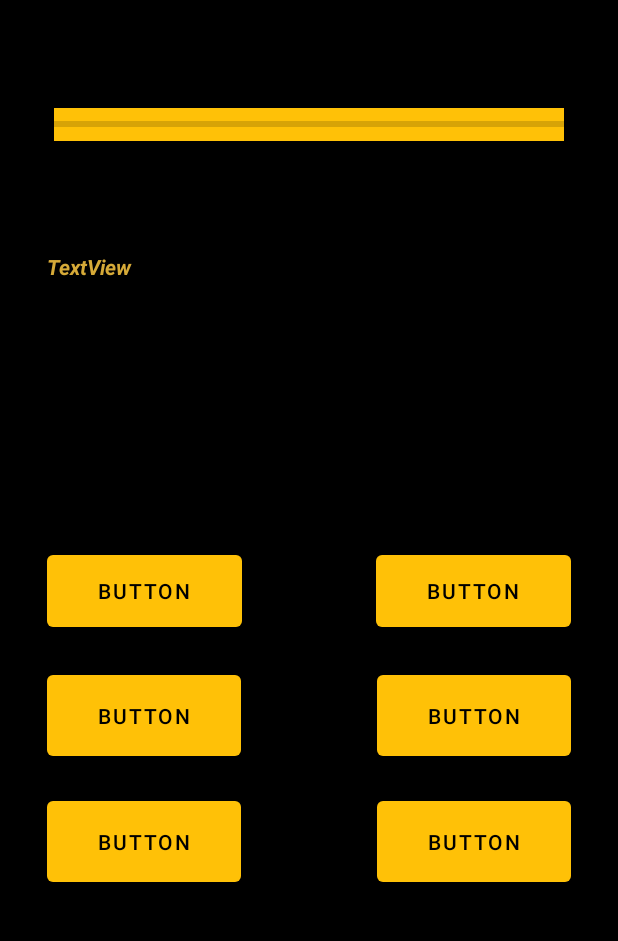
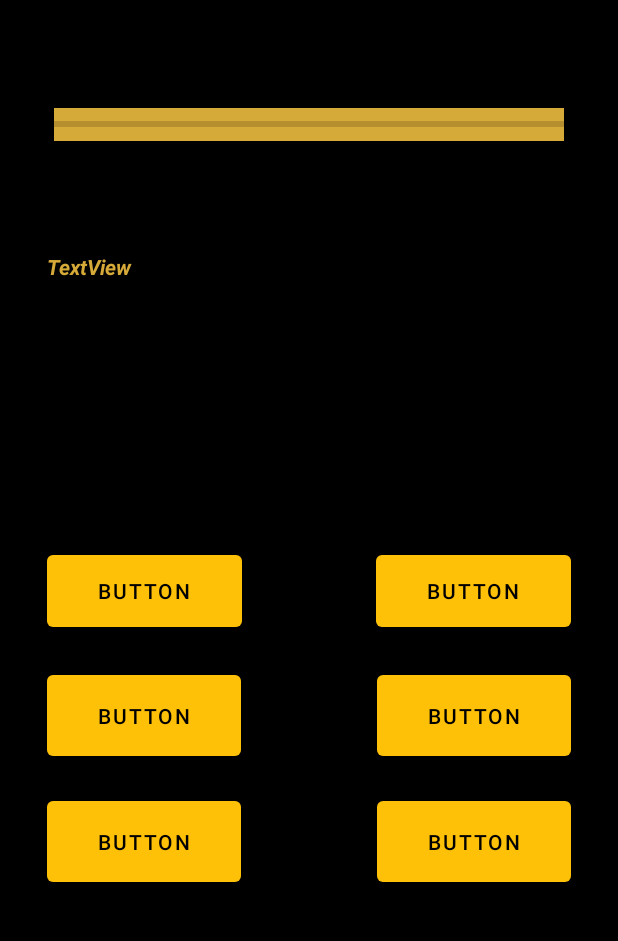
Before and after one commit to huzaifausmani/What_Are_You, an Android app: the screen it shows after launch (MainActivity), on a phone screen of 412 x 824 dp, the part 84-1025 px from its top. Run offline under Robolectric (Android 15) with nearby library versions, the phone set to English and light mode, and no system bars.

```diff
--- a/app/src/main/java/com/example/whatareyou/MainActivity.java
+++ b/app/src/main/java/com/example/whatareyou/MainActivity.java
@@ -3,13 +3,14 @@ package com.example.whatareyou;
 import androidx.appcompat.app.AppCompatActivity;
 
 import android.os.Bundle;
+import android.view.View;
 import android.widget.Button;
 import android.widget.ProgressBar;
 import android.widget.TextView;
 
-public class MainActivity extends AppCompatActivity {
+public class MainActivity extends AppCompatActivity implements View.OnClickListener {
     String[] questions = {"1","2","3","4","5","6","7","8","9","10"},
-    answers1 = {"","","","","",""},
+    answers1 = {"1abc","","","","",""},
     answers2 = {"","","","","",""},
     answers3 = {"","","","","",""},
     answers4 = {"","","","","",""},
@@ -21,12 +22,43 @@ public class MainActivity extends AppCompatActivity {
     answers10 = {"","","","","",""},
     endStatements = {"","","","","",""};
     TextView questionText, endStatementText;
-
     ProgressBar progressBar;
+    int count = 0, introvert = 0, extrovert = 0, antisocial = 0, psychopath = 0, sociopath = 0,
+            amb = 0;
     @Override
     protected void onCreate(Bundle savedInstanceState) {
         super.onCreate(savedInstanceState);
         setContentView(R.layout.activity_main);
+        Button[] options = {(Button)findViewById(R.id.option7), (Button)findViewById(R.id.option2), (Button)findViewById(R.id.option3),
+                (Button)findViewById(R.id.option4), (Button)findViewById(R.id.option5), (Button)findViewById(R.id.option6)};
+        for(int i = 0; i < 6; i++){
+            options[i].setOnClickListener(this);
+        }
+        questionText = findViewById(R.id.questionText);
+        endStatementText = findViewById(R.id.endStatement);
+        progressBar = findViewById(R.id.progressBar);
+        start();
+        reset();
 
     }
+    @Override
+    public void onClick(View view){
+        count++;
+        Button pressedButton = (Button) view;
+        String ourString = pressedButton.getText().toString().substring(0,1);
+        if(ourString == "1"){introvert++;}
+        else if(ourString == "2"){extrovert++;}
+        else if(ourString == "3"){antisocial++;}
+        else if(ourString == "4"){psychopath++;}
+        else if(ourString == "5"){sociopath++;}
+        else if(ourString == "6"){amb++;}
+    }
+    private void reset() {
+    }
+
+    private void start() {
+        if(count == 0){
+            endStatementText.setText("");
+        }
+    }
 }
--- a/app/src/main/res/layout/activity_main.xml
+++ b/app/src/main/res/layout/activity_main.xml
@@ -20,7 +20,7 @@
         android:textStyle="italic|bold"/>
 
     <TextView
-        android:id="@+id/questionText2"
+        android:id="@+id/endStatement"
         android:layout_width="348dp"
         android:layout_height="66dp"
         android:layout_marginTop="316dp"
@@ -97,7 +97,7 @@
         app:layout_constraintTop_toBottomOf="@+id/questionText" />
 
     <ProgressBar
-        android:id="@+id/progressBar3"
+        android:id="@+id/progressBar"
         style="?android:attr/progressBarStyleHorizontal"
         android:layout_width="340dp"
         android:layout_height="22dp"
@@ -107,6 +107,6 @@
         app:layout_constraintStart_toStartOf="parent"
         app:layout_constraintTop_toTopOf="parent"
         android:outlineAmbientShadowColor="@color/golden_0"
-        android:background="@color/golden"/>
+        android:background="@color/golden_0"/>
 
 </androidx.constraintlayout.widget.ConstraintLayout>
--- a/app/src/main/res/values/themes.xml
+++ b/app/src/main/res/values/themes.xml
@@ -5,6 +5,7 @@
         <item name="colorPrimary">@color/golden</item>
         <item name="colorPrimaryVariant">@color/golden_0</item>
         <item name="colorOnPrimary">@color/black</item>
+        <item name="titleTextColor">@color/black</item>
         <!-- Secondary brand color. -->
         <item name="colorSecondary">@color/golden</item>
         <item name="colorSecondaryVariant">@color/golden_0</item>
```
